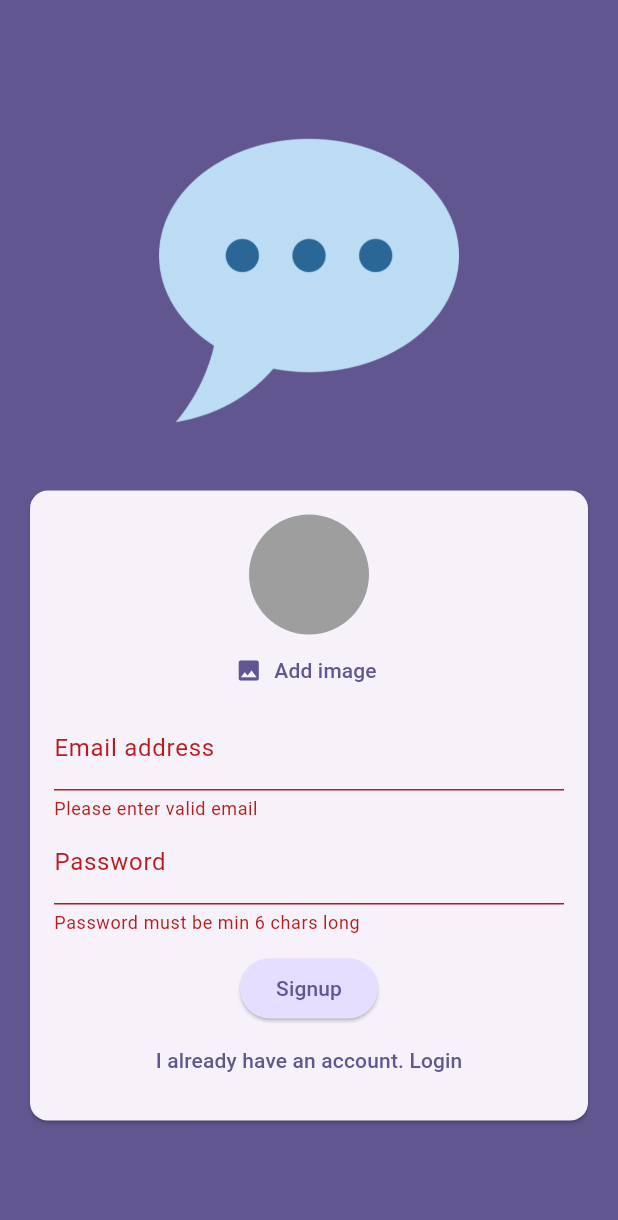
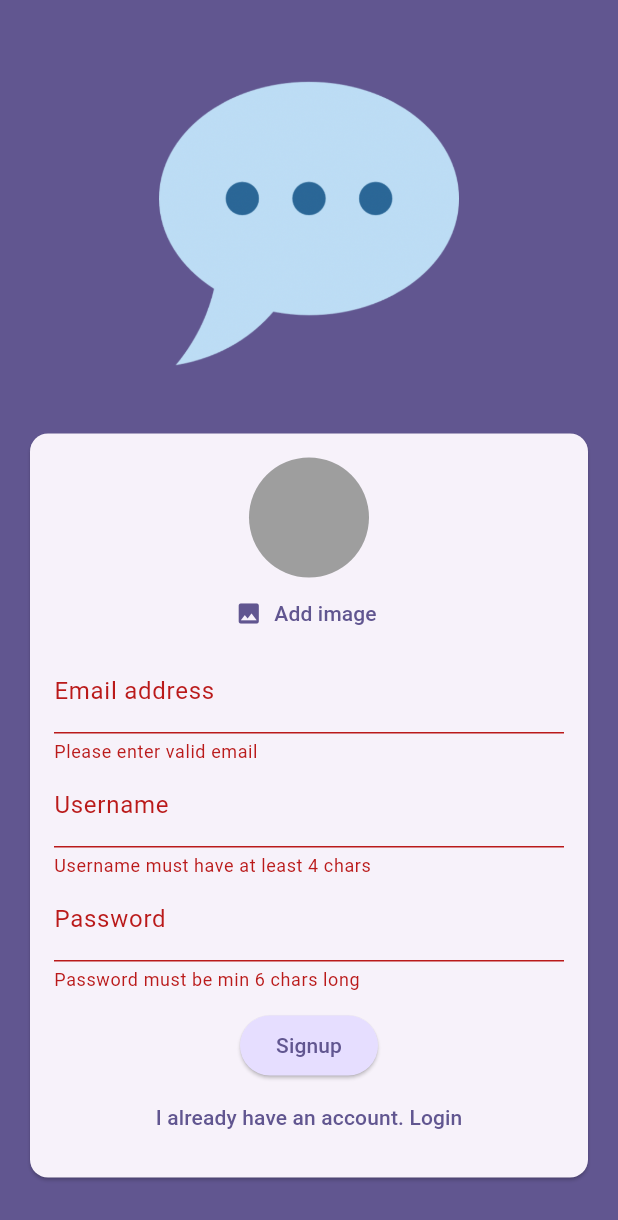
Before and after one commit to gustawx/chat_app, a Flutter app: the screen it shows after launch, after a tap on "Login", after a tap on "Create an account", after a tap on "Signup", on a phone screen of 412 x 824 dp. Shown: the top 1220 px of the screen. Run offline on Flutter 3.47's test engine with Material 3 defaults, Android fonts, the phone set to English and light mode, and no system bars; our stand-ins replace cloud_firestore, firebase_auth, firebase_core, firebase_storage, image_picker; accounts and stored records are empty.

Commit message:
feat(build.gradle): enable multiDex in android app to support more than 64K methods feat(auth.dart): add username field to auth form for better user identification feat(auth.dart): store user data in Firestore after successful authentication for future reference

```diff
--- a/lib/screens/auth.dart
+++ b/lib/screens/auth.dart
@@ -1,6 +1,7 @@
 import 'dart:io';
 
 import 'package:chat_app/widgets/user_image_picker.dart';
+import 'package:cloud_firestore/cloud_firestore.dart';
 import 'package:firebase_auth/firebase_auth.dart';
 import 'package:firebase_storage/firebase_storage.dart';
 import 'package:flutter/material.dart';
@@ -23,6 +24,7 @@ class _AuthScreenState extends State<AuthScreen> {
   var _enteredPassword = '';
   File? _selectedImage;
   var _isAuthenticating = false;
+  var _enteredUsername;
 
   void _submit() async {
     final isValid = _form.currentState!.validate();
@@ -49,7 +51,15 @@ class _AuthScreenState extends State<AuthScreen> {
 
         await storageRef.putFile(_selectedImage!);
         final imageUrl = await storageRef.getDownloadURL();
-        print(imageUrl);
+
+        await FirebaseFirestore.instance
+            .collection('users')
+            .doc(userCredentials.user!.uid)
+            .set({
+          'username': _enteredUsername,
+          'email': _enteredEmail,
+          'image_url': imageUrl
+        });
       }
     } on FirebaseAuthException catch (error) {
       // if(error.code == EmailAlrea)
@@ -119,6 +129,23 @@ class _AuthScreenState extends State<AuthScreen> {
                                 _enteredEmail = value!;
                               },
                             ),
+                            if (!_isLogin)
+                              TextFormField(
+                                validator: (value) {
+                                  if (value == null ||
+                                      value.isEmpty ||
+                                      value.trim().length < 4) {
+                                    return 'Username must have at least 4 chars';
+                                  }
+                                  return null;
+                                },
+                                onSaved: (newValue) {
+                                  _enteredUsername = newValue!;
+                                },
+                                decoration: const InputDecoration(
+                                    labelText: 'Username'),
+                                enableSuggestions: false,
+                              ),
                             TextFormField(
                               decoration: const InputDecoration(
                                 label: Text('Password'),
```
Also changed, not shown: 1 other file.
